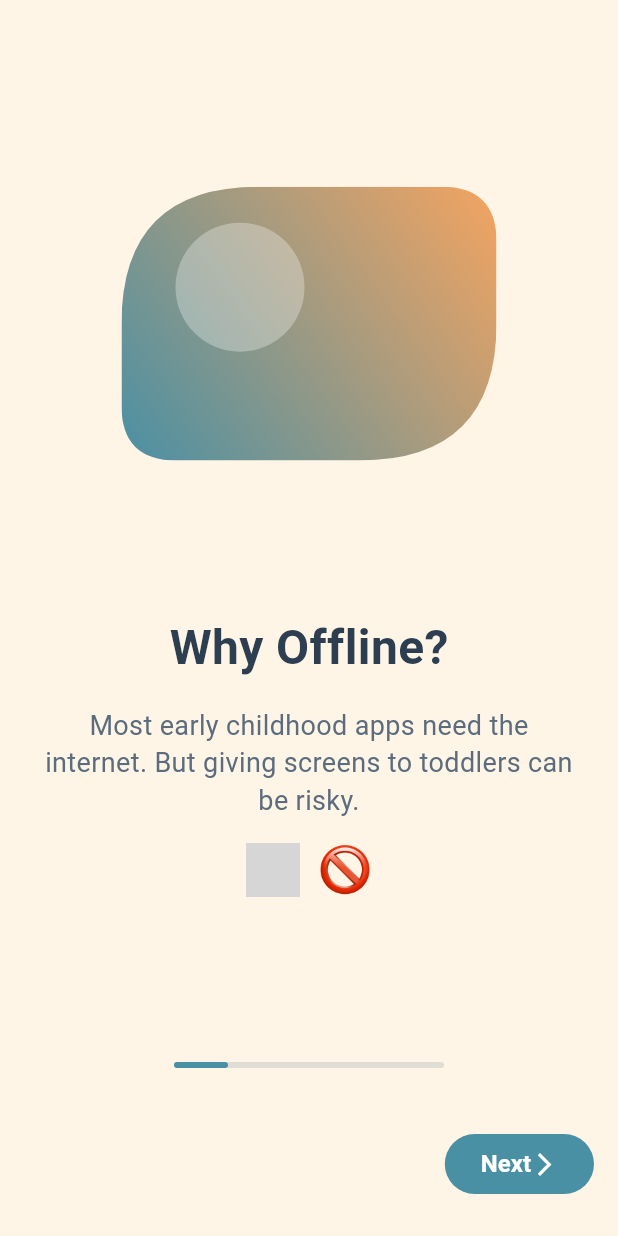
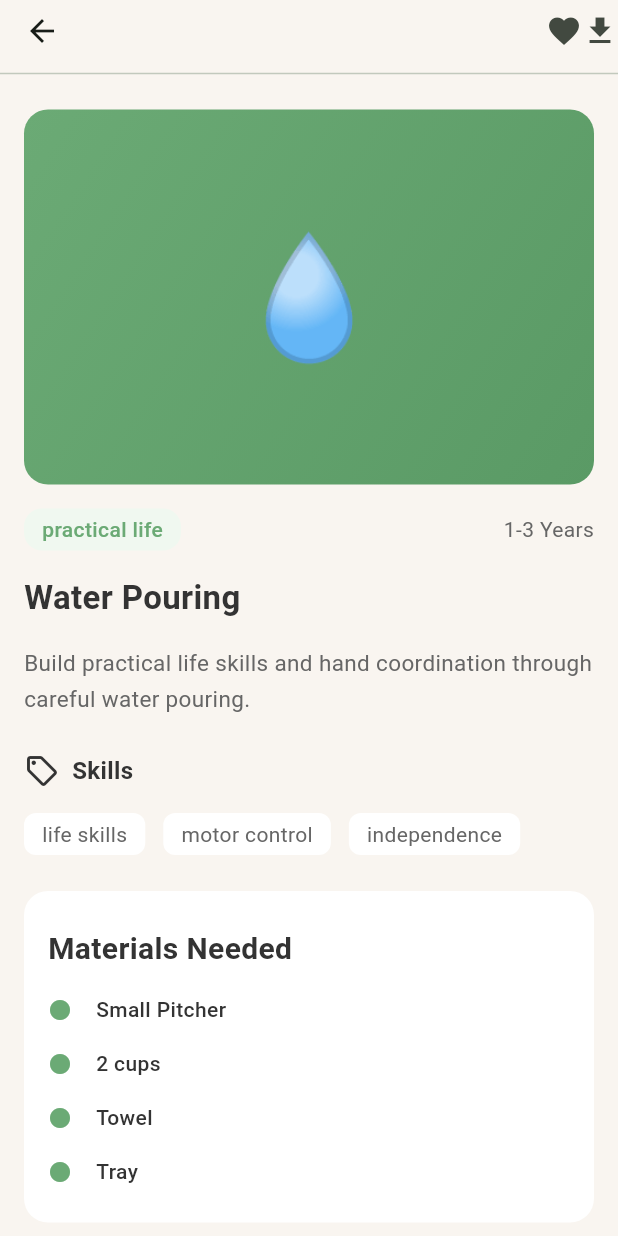
Before and after one commit to mustafayildiz12/play_monti, a Flutter app: the screen it shows after launch, on a phone screen of 412 x 824 dp. Run offline on Flutter 3.47's test engine with Material 3 defaults, Android fonts, the phone set to English and light mode, and no system bars; our stand-ins replace firebase_auth, firebase_core, firebase_database, get, get_storage, google_sign_in and 3 more; accounts and stored records are empty; grey boxes are pictures that could not be loaded.

Commit message:
Changelog: => activity detail design done

```diff
--- a/lib/constants/app_colors.dart
+++ b/lib/constants/app_colors.dart
@@ -1,3 +1,13 @@
+import 'package:flutter/material.dart';
+
 class AppColors {
+  static const Color appBgColor = Color(0xFFF9F5F0);
 
+  static const Color kDarkGreenColor = Color(0xFF6BAA75);
+  static const Color kLightGreenColor = Color(0xFF5A9A65);
+
+  static const Color kButtonGreenColor = Color(0xFF91A88E);
+
+  static const Color kTitleBlackTextColor = Color(0xFF333333);
+  static const Color kSubtitleTextColor = Color(0xFF666666);
 }
--- a/lib/constants/app_pages.dart
+++ b/lib/constants/app_pages.dart
@@ -2,6 +2,7 @@ import 'package:get/get_navigation/src/routes/get_route.dart';
 import 'package:play_monti/constants/app_routes.dart';
 import 'package:play_monti/screens/Auth/login_screen.dart';
 import 'package:play_monti/screens/Auth/register_page.dart';
+import 'package:play_monti/screens/Home/ActivityDetail/activity_detail_page.dart';
 import 'package:play_monti/screens/Onboarding/onboarding_flow.dart';
 import 'package:play_monti/screens/onboarding_flow.dart';
 import 'package:play_monti/screens/tab_screens.dart';
@@ -28,5 +29,9 @@ class AppPages {
       name: AppRoutes.navigationBarPage,
       page: () => const MainTabNavigator(),
     ),
+    GetPage(
+      name: AppRoutes.activityDetailPage,
+      page: () => const ActivityDetailPage(),
+    ),
   ];
 }
--- a/lib/constants/app_routes.dart
+++ b/lib/constants/app_routes.dart
@@ -7,4 +7,6 @@ class AppRoutes {
   static String registerPage = "/registerPage";
 
   static String navigationBarPage = "/navigationBar";
+
+  static String activityDetailPage = "/activityDetail";
 }
--- a/lib/main.dart
+++ b/lib/main.dart
@@ -65,7 +65,7 @@ Future<void> runMyApp() async {
           colorScheme: ColorScheme.fromSeed(seedColor: const Color(0xFF91A88E)),
           useMaterial3: true,
         ),
-        initialRoute: AppRoutes.initialRoute,
+        initialRoute: AppRoutes.activityDetailPage,
         getPages: AppPages.pages,
       ),
     ),
--- /dev/null
+++ b/lib/screens/Home/ActivityDetail/activity_detail_page.dart
@@ -0,0 +1,267 @@
+import 'package:flutter/material.dart';
+import 'package:play_monti/constants/app_colors.dart';
+
+class ActivityDetailPage extends StatefulWidget {
+  const ActivityDetailPage({super.key});
+
+  @override
+  State<ActivityDetailPage> createState() => _ActivityDetailPageState();
+}
+
+class _ActivityDetailPageState extends State<ActivityDetailPage> {
+  @override
+  void initState() {
+    super.initState();
+  }
+
+  @override
+  Widget build(BuildContext context) {
+    return Scaffold(
+      backgroundColor: AppColors.appBgColor,
+      appBar: AppBar(
+        backgroundColor: AppColors.appBgColor,
+        leading: const Icon(Icons.arrow_back),
+        actions: const [Icon(Icons.favorite), Icon(Icons.download)],
+        bottom: const PreferredSize(
+            preferredSize: Size(double.infinity, 1), child: Divider()),
+      ),
+      body: SingleChildScrollView(
+        padding: const EdgeInsets.all(16),
+        child: Column(
+          crossAxisAlignment: CrossAxisAlignment.start,
+          children: [
+            Container(
+              width: double.infinity,
+              height: 250,
+              decoration: BoxDecoration(
+                borderRadius: BorderRadius.circular(16),
+                gradient: const LinearGradient(
+                  colors: [
+                    AppColors.kDarkGreenColor,
+                    AppColors.kLightGreenColor
+                  ],
+                  begin: Alignment.topLeft,
+                  end: Alignment.bottomRight,
+                ),
+              ),
+              alignment: Alignment.center,
+              child: const Text(
+                "💧",
+                style: TextStyle(
+                  fontSize: 80,
+                  fontWeight: FontWeight.w600,
+                  color: Colors.white,
+                ),
+              ),
+            ),
+            const SizedBox(height: 16),
+            Row(
+              mainAxisAlignment: MainAxisAlignment.spaceBetween,
+              children: [
+                Container(
+                  padding:
+                      const EdgeInsets.symmetric(horizontal: 12, vertical: 4),
+                  decoration: BoxDecoration(
+                    color: const Color(0xFFF0F8F0),
+                    borderRadius: BorderRadius.circular(12),
+                  ),
+                  child: const Text(
+                    "practical life",
+                    style: TextStyle(
+                      fontSize: 14,
+                      color: AppColors.kDarkGreenColor,
+                      fontWeight: FontWeight.w500,
+                    ),
+                  ),
+                ),
+                const Text(
+                  "1-3 Years",
+                  style: TextStyle(
+                    fontSize: 14,
+                    color: Color(0xFF666666),
+                  ),
+                ),
+              ],
+            ),
+            const SizedBox(height: 16),
+            const Text(
+              "Water Pouring",
+              style: TextStyle(
+                fontSize: 22,
+                fontWeight: FontWeight.w600,
+                color: AppColors.kTitleBlackTextColor,
+              ),
+            ),
+            const SizedBox(height: 16),
+            const Text(
+              "Build practical life skills and hand coordination through careful water pouring.",
+              style: TextStyle(
+                fontSize: 15,
+                color: AppColors.kSubtitleTextColor,
+                height: 1.6,
+              ),
+              maxLines: 2,
+              overflow: TextOverflow.ellipsis,
+            ),
+            const SizedBox(height: 24),
+            const Row(
+              children: [
+                Icon(Icons.local_offer_outlined,
+                    color: AppColors.kTitleBlackTextColor),
+                SizedBox(
+                  width: 8,
+                ),
+                Text(
+                  "Skills",
+                  style: TextStyle(
+                    fontSize: 16,
+                    fontWeight: FontWeight.w600,
+                    color: AppColors.kTitleBlackTextColor,
+                  ),
+                )
+              ],
+            ),
+            const SizedBox(height: 16),
+            Wrap(
+              spacing: 12,
+              runSpacing: 12,
+              children: [
+                customSkillChip(title: "life skills"),
+                customSkillChip(title: "motor control"),
+                customSkillChip(title: "independence"),
+              ],
+            ),
+            const SizedBox(height: 24),
+            Container(
+              width: double.infinity,
+              decoration: BoxDecoration(
+                  borderRadius: BorderRadius.circular(16), color: Colors.white),
+              child: Padding(
+                padding:
+                    const EdgeInsets.symmetric(horizontal: 16.0, vertical: 24),
+                child: Column(
+                  crossAxisAlignment: CrossAxisAlignment.start,
+                  spacing: 16,
+                  children: [
+                    const Text(
+                      "Materials Needed",
+                      style: TextStyle(
+                        fontSize: 20,
+                        fontWeight: FontWeight.w600,
+                        color: AppColors.kTitleBlackTextColor,
+                      ),
+                    ),
+                    customMaterialListItem(itemName: "Small Pitcher"),
+                    customMaterialListItem(itemName: "2 cups"),
+                    customMaterialListItem(itemName: "Towel"),
+                    customMaterialListItem(itemName: "Tray"),
+                  ],
+                ),
+              ),
+            ),
+            const SizedBox(height: 24),
+            Container(
+              width: double.infinity,
+              decoration: BoxDecoration(
+                  borderRadius: BorderRadius.circular(16), color: Colors.white),
+              child: Padding(
+                padding:
+                    const EdgeInsets.symmetric(horizontal: 16.0, vertical: 24),
+                child: Column(
+                  crossAxisAlignment: CrossAxisAlignment.start,
+                  spacing: 16,
+                  children: [
+                    const Text(
+                      "Step by Step Instructions",
+                      style: TextStyle(
+                        fontSize: 20,
+                        fontWeight: FontWeight.w600,
+                        color: AppColors.kTitleBlackTextColor,
+                      ),
+                    ),
+                    customStepItem(
+                      number: "1",
+                      title: "Fill the pitcher with water"
+                    ),
+                     customStepItem(
+                      number: "2",
+                      title: "Clean up spills together"
+                    ),
+                     customStepItem(
+                      number: "3",
+                      title: "Fill the pitcher with water"
+                    ),
+                  ],
+                ),
+              ),
+            ),
+          ],
+        ),
+      ),
+    );
+  }
+
+  Row customStepItem({required String number, required String title}) {
+    return Row(
+      children: [
+        Container(
+          width: 36,
+          height: 36,
+          decoration: const BoxDecoration(
+              shape: BoxShape.circle, color: AppColors.kButtonGreenColor),
+          alignment: Alignment.center,
+          child: Text(
+            number,
+            style: const TextStyle(
+                color: Colors.white, fontSize: 16, fontWeight: FontWeight.w600),
+          ),
+        ),
+        const SizedBox(width: 16),
+        Text(
+          title,
+          style: const TextStyle(
+            fontSize: 14,
+            fontWeight: FontWeight.w500,
+            color: AppColors.kTitleBlackTextColor,
+          ),
+        )
+      ],
+    );
+  }
+
+  Row customMaterialListItem({required String itemName}) {
+    return Row(
+      children: [
+        const Icon(
+          Icons.circle,
+          color: AppColors.kDarkGreenColor,
+          size: 16,
+        ),
+        const SizedBox(width: 16),
+        Text(
+          itemName,
+          style: const TextStyle(
+            fontSize: 14,
+            fontWeight: FontWeight.w500,
+            color: AppColors.kTitleBlackTextColor,
+          ),
+        )
+      ],
+    );
+  }
+
+  Container customSkillChip({required String title}) {
+    return Container(
+      padding: const EdgeInsets.symmetric(horizontal: 12, vertical: 4),
+      decoration: BoxDecoration(
+        color: Colors.white,
+        borderRadius: BorderRadius.circular(8),
+      ),
+      child: Text(
+        title,
+        style:
+            const TextStyle(fontSize: 14, color: AppColors.kSubtitleTextColor),
+      ),
+    );
+  }
+}
```
